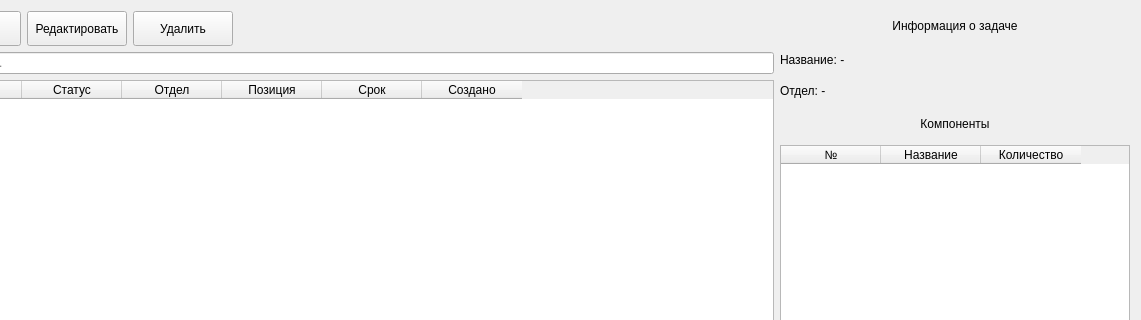
First picture: the form in src/client/ui/window_task.ui, repository formemu/aditim-monitor, before the edit; both pictures show x 90 to 1231 and y 0 to 320 of the 1231 by 800 pixel window.
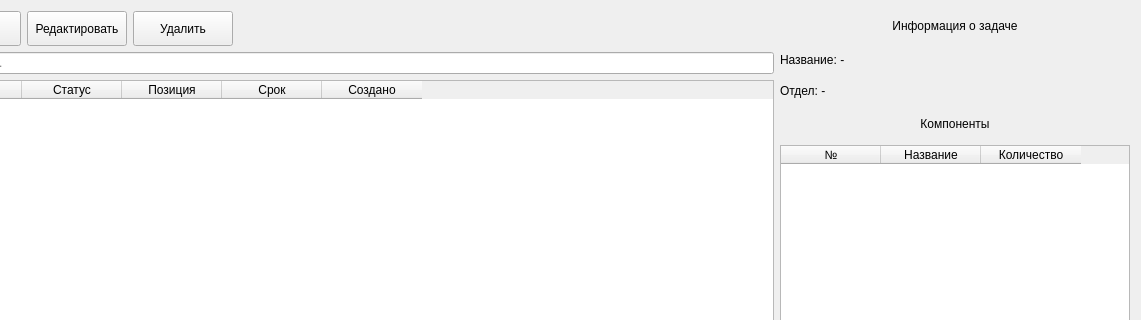
Second picture: the form after the edit.

Diff of the .ui file:
```diff
--- a/src/client/ui/window_task.ui
+++ b/src/client/ui/window_task.ui
@@ -104,11 +104,6 @@
          <string>Статус</string>
         </property>
        </column>
-       <column>
-        <property name="text">
-         <string>Отдел</string>
-        </property>
-       </column>
        <column>
         <property name="text">
          <string>Позиция</string>
@@ -134,7 +129,7 @@
       <enum>QLayout::SetFixedSize</enum>
      </property>
      <item>
-      <widget class="QLabel" name="label_task_info">
+      <widget class="QLabel" name="label_task">
        <property name="minimumSize">
         <size>
          <width>350</width>
@@ -151,7 +146,7 @@
         <string>Информация о задаче</string>
        </property>
        <property name="alignment">
-        <set>Qt::AlignCenter</set>
+        <set>Qt::AlignmentFlag::AlignCenter</set>
        </property>
       </widget>
      </item>
@@ -175,7 +170,7 @@
       </widget>
      </item>
      <item>
-      <widget class="QLabel" name="label_task_department">
+      <widget class="QLabel" name="label_task_info">
        <property name="minimumSize">
         <size>
          <width>350</width>
```
Left out of the diff: 18 changed lines with no effect on the pictures.
